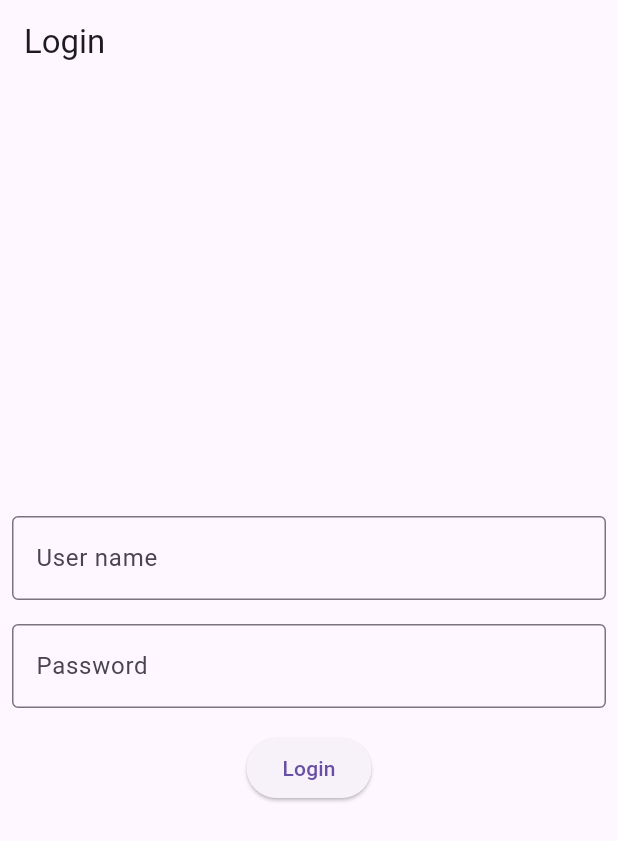
After one commit to anees-dahot/bloc_tutorials, a Flutter app: the screen it shows after launch, on a phone screen of 412 x 824 dp. The commit adds this screen. Shown: the top 841 px of the screen. Run offline on Flutter 3.47's test engine with Material 3 defaults, Android fonts, the phone set to English and light mode, and no system bars; our stand-ins replace bloc, connectivity_plus, equatable, flutter_bloc, image_picker, permission_handler.

Commit message:
login bloc

```diff
--- /dev/null
+++ b/lib/login app/bloc/login_bloc.dart
@@ -0,0 +1,33 @@
+import 'dart:async';
+
+import 'package:bloc/bloc.dart';
+import 'package:equatable/equatable.dart';
+import 'package:http/http.dart' as http;
+part 'login_event.dart';
+part 'login_state.dart';
+
+class LoginBloc extends Bloc<LoginEvent, LoginState> {
+  LoginBloc() : super(LoginInitial()) {
+    on<LoginFunctionEvent>(loginFunctionEvent);
+  }
+
+  FutureOr<void> loginFunctionEvent(
+      LoginFunctionEvent event, Emitter<LoginState> emit) async {
+    emit(LoadingState());
+    Map data = {'username': event.email, 'password': event.password};
+    try {
+      final res = await http.post(
+        Uri.parse('https://dummyjson.com/auth/login'),
+        body: data,
+        // headers: {'Content-Type': 'application/json'},
+      );
+      if (res.statusCode == 200) {
+        emit(SuccessState());
+      } else {
+        emit(ErrorState(error: 'Sometig went wrong!'));
+      }
+    } catch (e) {
+      emit(ErrorState(error: e.toString()));
+    }
+  }
+}
--- /dev/null
+++ b/lib/login app/bloc/login_event.dart
@@ -0,0 +1,19 @@
+// ignore_for_file: public_member_api_docs, sort_constructors_first
+part of 'login_bloc.dart';
+
+sealed class LoginEvent extends Equatable {
+  const LoginEvent();
+
+  @override
+  List<Object> get props => [];
+}
+
+class LoginFunctionEvent extends LoginEvent {
+  final String email;
+  final String password;
+
+  LoginFunctionEvent({required this.email, required this.password});
+
+  @override
+  List<Object> get props => [email, password];
+}
--- /dev/null
+++ b/lib/login app/bloc/login_state.dart
@@ -0,0 +1,22 @@
+part of 'login_bloc.dart';
+
+sealed class LoginState extends Equatable {
+  const LoginState();
+
+  @override
+  List<Object> get props => [];
+}
+
+abstract class LoginActionState extends LoginState{}
+
+final class LoginInitial extends LoginState {}
+
+class LoadingState extends LoginActionState {}
+
+class ErrorState extends LoginActionState {
+  final String error;
+
+  ErrorState({required this.error});
+}
+
+class SuccessState extends LoginActionState {}
--- /dev/null
+++ b/lib/login app/screens/login_screen.dart
@@ -0,0 +1,91 @@
+import 'package:bloc_practice/login%20app/bloc/login_bloc.dart';
+import 'package:flutter/material.dart';
+import 'package:flutter_bloc/flutter_bloc.dart';
+
+class LoginScreen extends StatefulWidget {
+  const LoginScreen({super.key});
+
+  @override
+  State<LoginScreen> createState() => _LoginScreenState();
+}
+
+class _LoginScreenState extends State<LoginScreen> {
+  late LoginBloc _loginBloc;
+  TextEditingController name = TextEditingController();
+  TextEditingController password = TextEditingController();
+
+  @override
+  void initState() {
+    super.initState();
+    _loginBloc = LoginBloc();
+  }
+
+  @override
+  Widget build(BuildContext context) {
+    return BlocProvider(
+      create: (context) => _loginBloc,
+      child: Scaffold(
+        appBar: AppBar(
+          title: const Text('Login'),
+        ),
+        body: Column(
+          mainAxisAlignment: MainAxisAlignment.center,
+          children: [
+            Padding(
+              padding: const EdgeInsets.all(8.0),
+              child: TextField(
+                controller: name,
+                decoration: const InputDecoration(
+                  hintText: 'User name',
+                  border: OutlineInputBorder(),
+                ),
+              ),
+            ),
+            Padding(
+              padding: const EdgeInsets.all(8.0),
+              child: TextField(
+                controller: password,
+                decoration: const InputDecoration(
+                  hintText: 'Password',
+                  border: OutlineInputBorder(),
+                ),
+              ),
+            ),
+            BlocConsumer(
+              bloc: _loginBloc,
+              listenWhen: (current, previos) => current is LoginActionState,
+              buildWhen: (current, previos) => current is !LoginActionState,
+              builder: (context, state) {
+                return Padding(
+                  padding: const EdgeInsets.all(8.0),
+                  child: ElevatedButton(
+                    onPressed: () {
+                      context.read<LoginBloc>().add(LoginFunctionEvent(
+                          email: name.text, password: password.text));
+                    },
+                    child: const Text('Login'),
+                  ),
+                );
+              },
+              listener: (context, state) {
+                if (state is LoadingState) {
+                  ScaffoldMessenger.of(context)
+                    ..hideCurrentSnackBar()
+                    ..showSnackBar(const SnackBar(content: Text('Submitting...')));
+                } else if (state is ErrorState) {
+                  ScaffoldMessenger.of(context)
+                    ..hideCurrentSnackBar()
+                    ..showSnackBar(SnackBar(content: Text(state.error)));
+                } else if (state is SuccessState) {
+                  ScaffoldMessenger.of(context)
+                    ..hideCurrentSnackBar()
+                    ..showSnackBar(const SnackBar(content: Text('Success')));
+                }
+              },
+            )
+          ],
+        ),
+      ),
+    );
+  }
+}
--- a/lib/main.dart
+++ b/lib/main.dart
@@ -8,6 +8,7 @@ import 'package:bloc_practice/to%20do%20app/bloc/todo_bloc.dart';
 import 'package:flutter/material.dart';
 import 'package:flutter_bloc/flutter_bloc.dart';
 import 'image picker/bloc/image_picker_bloc.dart';
+import 'login app/screens/login_screen.dart';
 
 void main() {
   runApp(MyApp());
@@ -45,11 +46,9 @@ class MyApp extends StatelessWidget {
       child:  MaterialApp(
         debugShowCheckedModeBanner: false,
         title: 'Simple Shop',
-        theme: ThemeData(
-brightness: Brightness.dark
-        ),
+
         // onGenerateRoute: appRouter.onGenerateRoutes,
-        home:const FavouriteScreen(),
+        home:const LoginScreen(),
       ),
     );
   }
```
